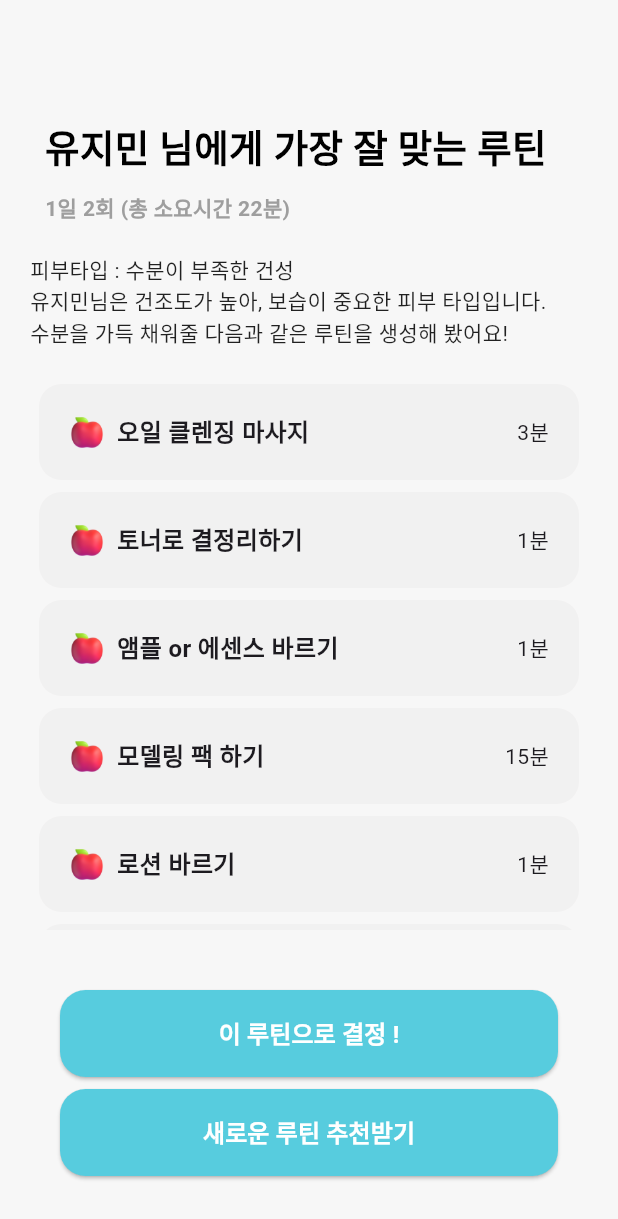
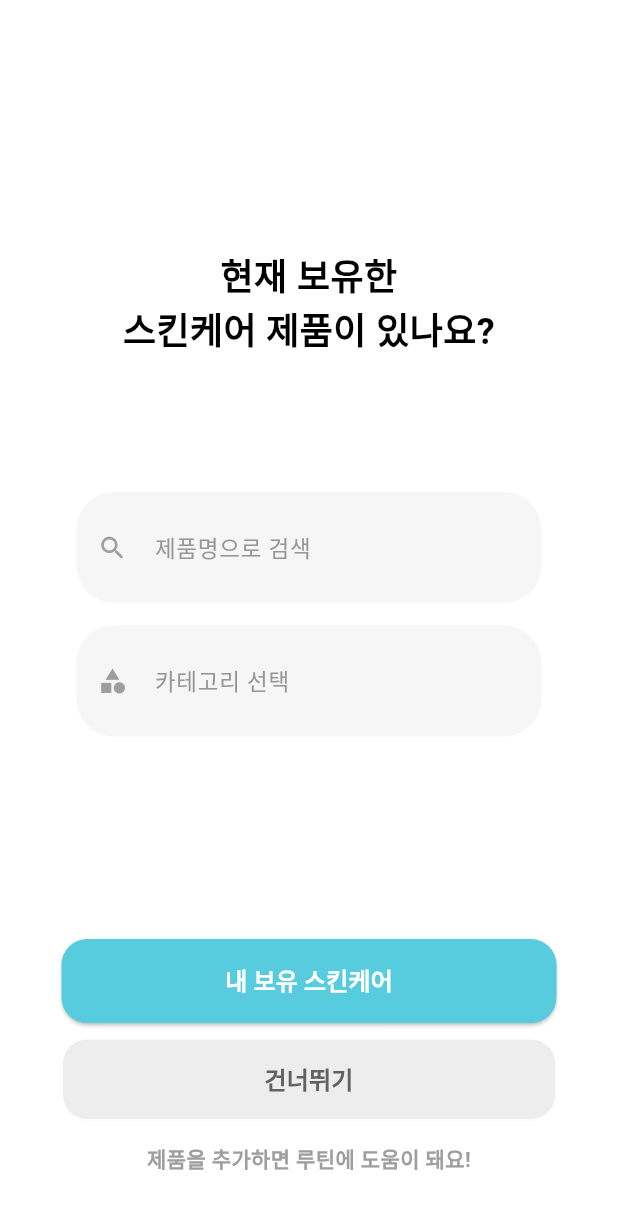
Before and after one commit to SkinCare-Peace/frontend, a Flutter app: the screen it shows after launch, on a phone screen of 412 x 824 dp. Shown: the top 1219 px of the screen. Run offline on Flutter 3.47's test engine with Material 3 defaults, Android fonts, the phone set to English and light mode, and no system bars; our stand-ins replace camera; missing offline and left inert: google_mlkit_face_detection.

Commit message:
feat: 제품 추가 메인페이지

```diff
--- /dev/null
+++ b/frontend/lib/add_product.dart/add_main.dart
@@ -0,0 +1,155 @@
+import 'package:flutter/material.dart';
+
+class AddSkinCareMain extends StatelessWidget {
+  const AddSkinCareMain({super.key});
+
+  @override
+  Widget build(BuildContext context) {
+    return Scaffold(
+      backgroundColor: const Color.fromARGB(255, 255, 255, 255),
+      body: Center(
+        child: Padding(
+          padding: const EdgeInsets.all(16.0),
+          child: Column(
+            mainAxisAlignment: MainAxisAlignment.center,
+            crossAxisAlignment: CrossAxisAlignment.stretch,
+            children: [
+              const SizedBox(height: 150),
+              const Text(
+                "현재 보유한\n스킨케어 제품이 있나요?",
+                textAlign: TextAlign.center,
+                style: TextStyle(
+                  fontSize: 24,
+                  fontWeight: FontWeight.bold,
+                  color: Colors.black,
+                ),
+              ),
+              const SizedBox(height: 90),
+              // 첫 번째 TextField
+              Padding(
+                padding: const EdgeInsets.symmetric(horizontal: 35),
+                child: TextField(
+                  style: const TextStyle(fontSize: 15),
+                  decoration: InputDecoration(
+                    prefixIcon: const SizedBox(
+                      width: 24,
+                      height: 24,
+                      child: Icon(
+                        Icons.search,
+                        size: 20,
+                        color: Colors.grey,
+                      ),
+                    ),
+                    hintText: "제품명으로 검색",
+                    hintStyle: const TextStyle(
+                      color: Color.fromARGB(255, 150, 150, 150),
+                    ),
+                    filled: true,
+                    fillColor: const Color.fromARGB(255, 246, 246, 246),
+                    border: OutlineInputBorder(
+                      borderRadius: BorderRadius.circular(25),
+                      borderSide: BorderSide.none,
+                    ),
+                    contentPadding: const EdgeInsets.symmetric(
+                      vertical: 25, // 세로 크기 조정
+                      horizontal: 16,
+                    ),
+                  ),
+                ),
+              ),
+              const SizedBox(height: 15),
+              // 두 번째 TextField
+              Padding(
+                padding: const EdgeInsets.symmetric(horizontal: 35),
+                child: TextField(
+                  style: const TextStyle(fontSize: 15),
+                  decoration: InputDecoration(
+                    prefixIcon: const SizedBox(
+                      width: 24,
+                      height: 24,
+                      child: Icon(
+                        Icons.category,
+                        size: 20,
+                        color: Colors.grey,
+                      ),
+                    ),
+                    hintText: "카테고리 선택",
+                    hintStyle: const TextStyle(
+                      color: Color.fromARGB(255, 150, 150, 150),
+                    ),
+                    filled: true,
+                    fillColor: const Color.fromARGB(255, 246, 246, 246),
+                    border: OutlineInputBorder(
+                      borderRadius: BorderRadius.circular(25),
+                      borderSide: BorderSide.none,
+                    ),
+                    contentPadding: const EdgeInsets.symmetric(
+                      vertical: 25, // 세로 크기 조정
+                      horizontal: 16,
+                    ),
+                  ),
+                ),
+              ),
+              const Spacer(),
+              Padding(
+                padding: const EdgeInsets.symmetric(horizontal: 25),
+                child: ElevatedButton(
+                  onPressed: () {},
+                  style: ElevatedButton.styleFrom(
+                    backgroundColor: const Color.fromARGB(255, 87, 204, 222),
+                    padding: const EdgeInsets.symmetric(vertical: 16),
+                    shape: RoundedRectangleBorder(
+                      borderRadius: BorderRadius.circular(17),
+                    ),
+                  ),
+                  child: const Text(
+                    "내 보유 스킨케어",
+                    style: TextStyle(
+                      fontSize: 16,
+                      fontWeight: FontWeight.bold,
+                      color: Colors.white,
+                    ),
+                  ),
+                ),
+              ),
+              const SizedBox(height: 10),
+              Padding(
+                padding: const EdgeInsets.symmetric(horizontal: 25),
+                child: OutlinedButton(
+                  onPressed: () {},
+                  style: OutlinedButton.styleFrom(
+                    backgroundColor: const Color.fromARGB(255, 238, 237, 237),
+                    padding: const EdgeInsets.symmetric(vertical: 16),
+                    shape: RoundedRectangleBorder(
+                      borderRadius: BorderRadius.circular(17),
+                    ),
+                    side: const BorderSide(color: Color.fromARGB(255, 255, 255, 255)),
+                  ),
+                  child: Text(
+                    "건너뛰기",
+                    style: TextStyle(
+                      fontSize: 16,
+                      fontWeight: FontWeight.bold,
+                      color: Colors.grey[700],
+                    ),
+                  ),
+                ),
+              ),
+              const SizedBox(height: 15),
+              const Text(
+                "제품을 추가하면 루틴에 도움이 돼요!",
+                textAlign: TextAlign.center,
+                style: TextStyle(
+                  fontSize: 14,
+                  fontWeight: FontWeight.w700,
+                  color: Colors.grey,
+                ),
+              ),
+              const SizedBox(height: 25),
+            ],
+          ),
+        ),
+      ),
+    );
+  }
+}
--- a/frontend/lib/main.dart
+++ b/frontend/lib/main.dart
@@ -1,5 +1,6 @@
 import 'package:flutter/material.dart';
 import 'package:camera/camera.dart';
+import 'package:frontend/add_product.dart/add_main.dart';
 import 'package:frontend/loading/loading_create_page.dart';
 import 'package:frontend/loading/loading_page.dart';
 import 'package:frontend/logIn/log_in.dart';
@@ -22,10 +23,11 @@ class MyApp extends StatelessWidget {
       debugShowCheckedModeBanner: false,
       theme: ThemeData(primarySwatch: Colors.blue),
       //home 변경할때, 주석처리로!
-      // home: SkinStatusPage(),  //처음 로딩화면
+      //home: SkinStatusPage(),  //처음 로딩화면
       //home: RoutineCreatePage(), //루틴 생성중 로딩 페이지로 바로 이동
       //home: LoginPage(), // 로그인 페이지
-      home: RoutinePage() // 루틴 페이지
+      //home: RoutinePage() // 루틴 페이지
+      home : AddSkinCareMain()
     );
   }
 }
--- a/frontend/lib/routines/routine_create.dart
+++ b/frontend/lib/routines/routine_create.dart
@@ -204,6 +204,7 @@ class _RoutinePageState extends State<RoutinePage> {
                     style: TextStyle(fontSize: 16, color: Colors.white, fontWeight: FontWeight.w600),
                   ),
                 ),
+                 // ************************** 하단 결정 버튼 **************************
                 const SizedBox(height: 8),
                 ElevatedButton(
                   onPressed: () {},
```
Also changed, not shown: frontend/lib/add_product.dart/add_byName.dart (added).
